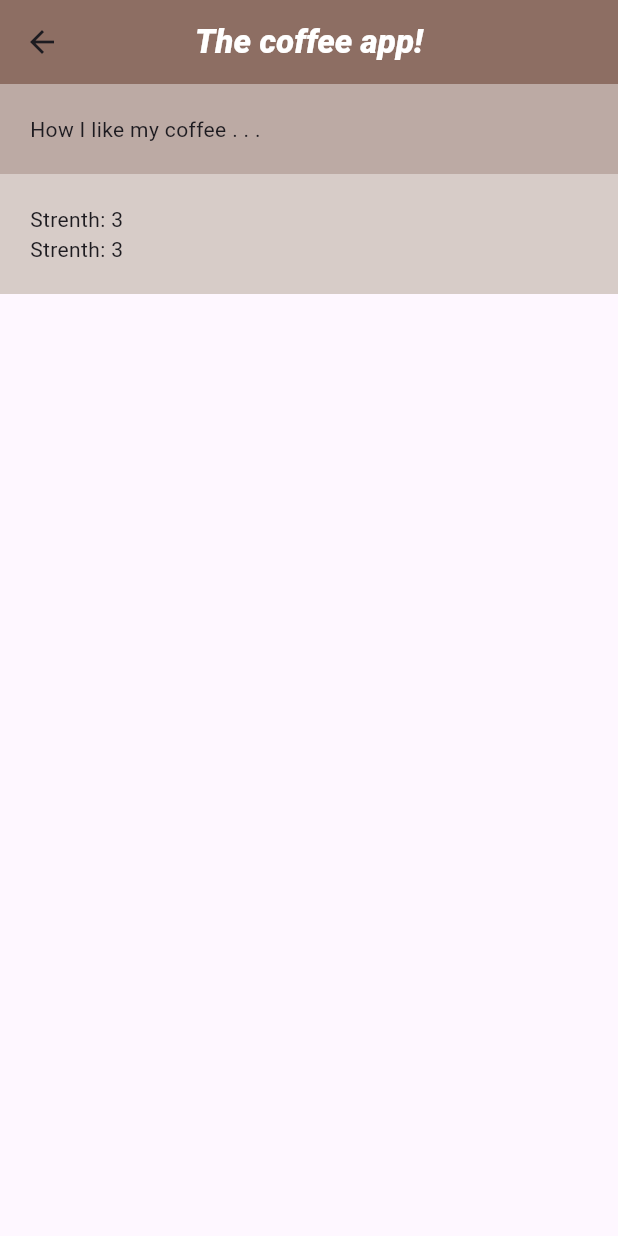
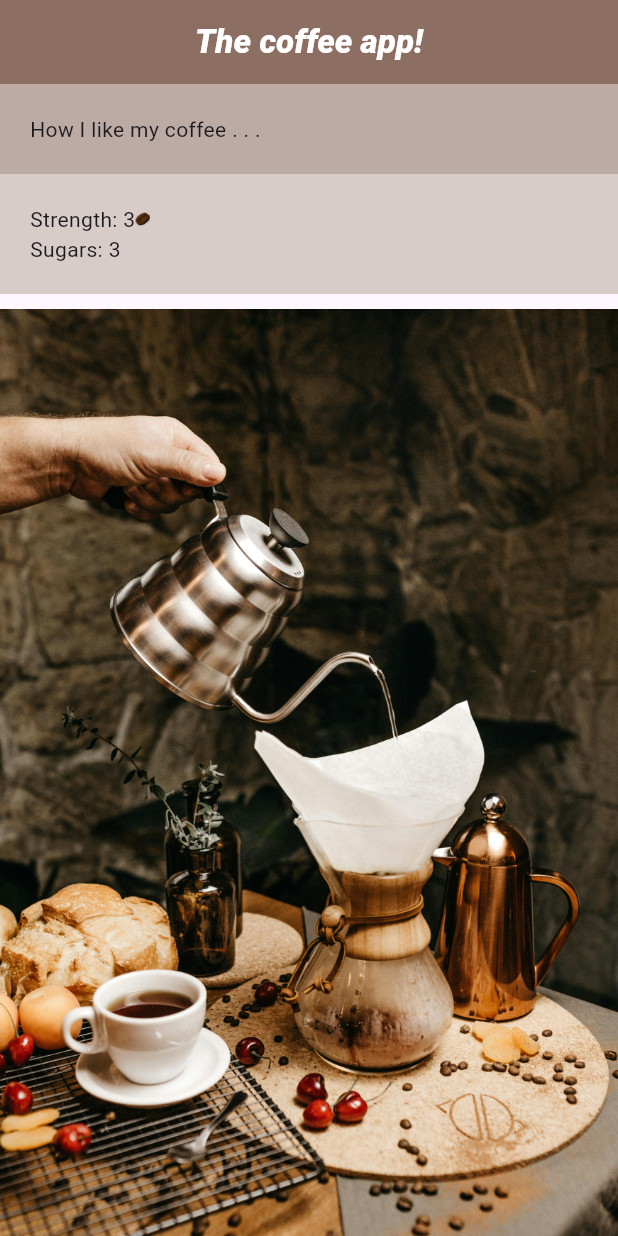
Before and after one commit to aLearningLad/coffee_app, a Flutter app: the Home screen opened directly, on a phone screen of 412 x 824 dp. Run offline on Flutter 3.47's test engine with Material 3 defaults, Android fonts, the phone set to English and light mode, and no system bars.

Commit message:
additions to coffee prefs

```diff
--- a/lib/main.dart
+++ b/lib/main.dart
@@ -1,9 +1,10 @@
 import 'package:flutter/material.dart';
+import 'package:ftest/mywidgets/home.dart';
 // import 'package:ftest/mywidgets/home.dart';
 
 void main() {
   runApp(MaterialApp(
-    home: Sandbox(),
+    home: Home(),
   ));
 }
 
--- a/lib/mywidgets/coffee_prefs.dart
+++ b/lib/mywidgets/coffee_prefs.dart
@@ -5,18 +5,27 @@ class CoffeePrefs extends StatelessWidget {
 
   @override
   Widget build(BuildContext context) {
-    return const Column(children: [
+    return Column(children: [
       Row(
         children: [
-          Text("Strenth: "),
+          Text("Strength: "),
           Text("3"),
+          Image.asset(
+            'assets/bean.png',
+            width: 10,
+            height: 10,
+            color: Colors.brown[100],
+            colorBlendMode: BlendMode.multiply,
+          ),
           SizedBox(width: 50),
         ],
       ),
       Row(children: [
-        Text("Strenth: "),
+        Text("Sugars: "),
         Text("3"),
-        SizedBox(width: 50),
+        SizedBox(
+            width:
+                50), // sizedbox is like an empty div to create space between elements
       ]),
     ]);
   }
--- a/lib/mywidgets/home.dart
+++ b/lib/mywidgets/home.dart
@@ -29,6 +29,12 @@ class Home extends StatelessWidget {
                 color: Colors.brown[100],
                 padding: const EdgeInsets.all(20),
                 child: const CoffeePrefs()),
+            Expanded(
+                child: Image.asset(
+              'assets/coffee.jpg',
+              fit: BoxFit.fitWidth,
+              alignment: Alignment.bottomCenter,
+            ))
           ],
         ));
   }
--- a/pubspec.yaml
+++ b/pubspec.yaml
@@ -60,6 +60,7 @@ flutter:
   assets:
     - assets/bean.png
     - assets/sugar.png
+    - assets/coffee.jpg
 
   # An image asset can refer to one or more resolution-specific "variants", see
   # https://flutter.dev/to/resolution-aware-images
```
Also changed, not shown: assets/coffee.jpg (added).
